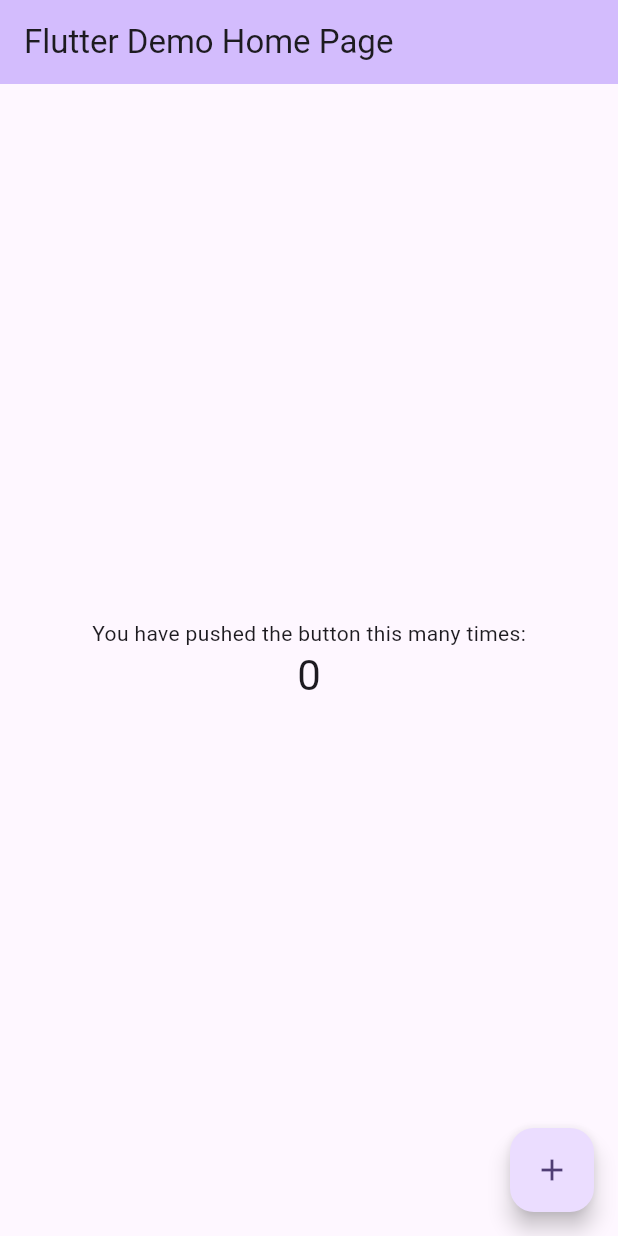
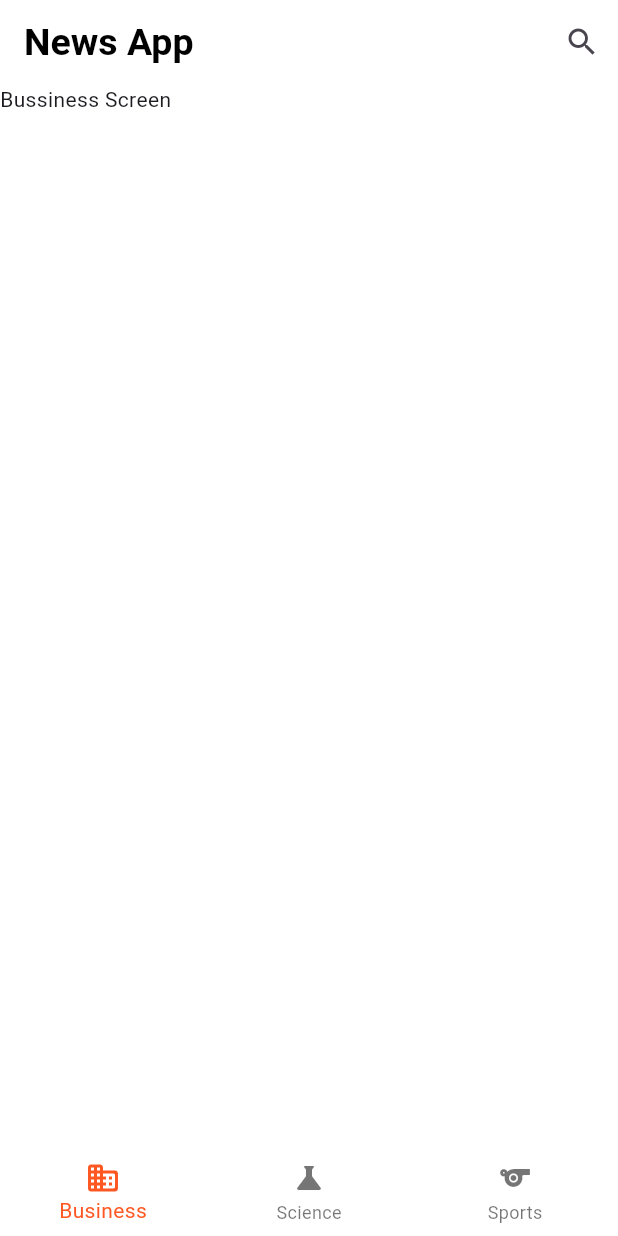
Before and after one commit to ahmed3ab3al/news_app, a Flutter app: the screen it shows after launch, on a phone screen of 412 x 824 dp. Run offline on Flutter 3.47's test engine with Material 3 defaults, Android fonts, the phone set to English and light mode, and no system bars; our stand-ins replace flutter_bloc.

Commit message:
bottom nav with cubit

```diff
--- /dev/null
+++ b/lib/cubit/news_cubit.dart
@@ -0,0 +1,28 @@
+import 'package:flutter/material.dart';
+import 'package:flutter_bloc/flutter_bloc.dart';
+import 'package:news_app/cubit/news_states.dart';
+import 'package:news_app/modules/business/business_screen.dart';
+import 'package:news_app/modules/science/science_screen.dart';
+import 'package:news_app/modules/sports/sports_screen.dart';
+
+class NewsCubit extends Cubit<NewsStates> {
+  NewsCubit() : super(NewsInitialStates());
+
+  static NewsCubit get(BuildContext context) => BlocProvider.of(context);
+
+  int currentIndex = 0;
+  List<Widget> screens = [BusinessScreen(), ScienceScreen(), SportsScreen()];
+  List<BottomNavigationBarItem> bottomNavItem = [
+    BottomNavigationBarItem(
+      icon: Icon(Icons.business_rounded),
+      label: 'Business',
+    ),
+    BottomNavigationBarItem(icon: Icon(Icons.science), label: 'Science'),
+    BottomNavigationBarItem(icon: Icon(Icons.sports), label: 'Sports'),
+  ];
+
+  void changeBottomNav(int index) {
+    currentIndex = index;
+    emit(ChangeBottomNavState());
+  }
+}
--- /dev/null
+++ b/lib/cubit/news_states.dart
@@ -0,0 +1,5 @@
+abstract class NewsStates {}
+
+class NewsInitialStates extends NewsStates {}
+
+class ChangeBottomNavState extends NewsStates {}
--- /dev/null
+++ b/lib/layout/news_layout.dart
@@ -0,0 +1,34 @@
+import 'package:flutter/material.dart';
+import 'package:flutter_bloc/flutter_bloc.dart';
+import 'package:news_app/cubit/news_cubit.dart';
+import 'package:news_app/cubit/news_states.dart';
+
+class NewsLayout extends StatelessWidget {
+  const NewsLayout({super.key});
+
+  @override
+  Widget build(BuildContext context) {
+    return BlocProvider(
+      create: (BuildContext context) => NewsCubit(),
+      child: BlocConsumer<NewsCubit, NewsStates>(
+        listener: (context, state) {},
+        builder: (context, state) {
+          return Scaffold(
+            appBar: AppBar(
+              title: Text('News App'),
+              actions: [IconButton(onPressed: () {}, icon: Icon(Icons.search))],
+            ),
+            bottomNavigationBar: BottomNavigationBar(
+              items: NewsCubit.get(context).bottomNavItem,
+              currentIndex: NewsCubit.get(context).currentIndex,
+              onTap: (index) => NewsCubit.get(context).changeBottomNav(index),
+            ),
+            body: NewsCubit.get(
+              context,
+            ).screens[NewsCubit.get(context).currentIndex],
+          );
+        },
+      ),
+    );
+  }
+}
--- a/lib/main.dart
+++ b/lib/main.dart
@@ -1,4 +1,6 @@
 import 'package:flutter/material.dart';
+import 'package:flutter/services.dart';
+import 'package:news_app/layout/news_layout.dart';
 
 void main() {
   runApp(const MyApp());
@@ -7,116 +9,97 @@ void main() {
 class MyApp extends StatelessWidget {
   const MyApp({super.key});
 
-  // This widget is the root of your application.
   @override
   Widget build(BuildContext context) {
     return MaterialApp(
-      title: 'Flutter Demo',
+      debugShowCheckedModeBanner: false,
       theme: ThemeData(
-        // This is the theme of your application.
-        //
-        // TRY THIS: Try running your application with "flutter run". You'll see
-        // the application has a purple toolbar. Then, without quitting the app,
-        // try changing the seedColor in the colorScheme below to Colors.green
-        // and then invoke "hot reload" (save your changes or press the "hot
-        // reload" button in a Flutter-supported IDE, or press "r" if you used
-        // the command line to start the app).
-        //
-        // Notice that the counter didn't reset back to zero; the application
-        // state is not lost during the reload. To reset the state, use hot
-        // restart instead.
-        //
-        // This works for code too, not just values: Most code changes can be
-        // tested with just a hot reload.
-        colorScheme: .fromSeed(seedColor: Colors.deepPurple),
+        scaffoldBackgroundColor: Colors.white,
+        appBarTheme: AppBarThemeData(
+          titleTextStyle: TextStyle(
+            fontSize: 25,
+            fontWeight: FontWeight.bold,
+            color: Colors.black,
+          ),
+          backgroundColor: Colors.white,
+          systemOverlayStyle: SystemUiOverlayStyle(
+            statusBarColor: Colors.white,
+          ),
+        ),
+        bottomNavigationBarTheme: BottomNavigationBarThemeData(
+          backgroundColor: Colors.white,
+          type: BottomNavigationBarType.fixed,
+          elevation: 0,
+          selectedItemColor: Colors.deepOrange,
+        ),
       ),
-      home: const MyHomePage(title: 'Flutter Demo Home Page'),
+      home: NewsLayout(),
     );
   }
 }
 
-class MyHomePage extends StatefulWidget {
-  const MyHomePage({super.key, required this.title});
 
-  // This widget is the home page of your application. It is stateful, meaning
-  // that it has a State object (defined below) that contains fields that affect
-  // how it looks.
 
-  // This class is the configuration for the state. It holds the values (in this
-  // case the title) provided by the parent (in this case the App widget) and
-  // used by the build method of the State. Fields in a Widget subclass are
-  // always marked "final".
 
-  final String title;
 
-  @override
-  State<MyHomePage> createState() => _MyHomePageState();
+
+
+
+
+
+
+
+
+
+
+
+
+
+
+
+
+
+
+
+
+
+
+
+
+
+
+
+
+
+
+
+
+/*
+
+
+class EndPoints {
+  static const String baseUrl = 'https://newsapi.org/';
+  static const String topHeadlines = 'v2/top-headlines';
+  static const String search = 'v2/everything';
+ /*
+ * static const String apiKey = '3c88955c487e4d9db668f011dd85e737';*/
+static const String apiKey = 'a68f68c6ba484697a189d0ff16567d67';
 }
 
-class _MyHomePageState extends State<MyHomePage> {
-  int _counter = 0;
+class ApiKeys {
+  static const String message = 'message';
+  static const String status = 'statusCode';
+  static const String errMessage = 'error';
+  static const String countryKey = 'country';
+  static const String categoryKey = 'category';
+  static const String apiKey = 'apiKey';
+  static const String business = 'business';
+  static const String sports = 'sports';
+  static const String science = 'science';
+  static const String settings = 'settings';
+  static const String searchKey ='q';
+  static const String language = 'language';
+}
 
-  void _incrementCounter() {
-    setState(() {
-      // This call to setState tells the Flutter framework that something has
-      // changed in this State, which causes it to rerun the build method below
-      // so that the display can reflect the updated values. If we changed
-      // _counter without calling setState(), then the build method would not be
-      // called again, and so nothing would appear to happen.
-      _counter++;
-    });
-  }
 
-  @override
-  Widget build(BuildContext context) {
-    // This method is rerun every time setState is called, for instance as done
-    // by the _incrementCounter method above.
-    //
-    // The Flutter framework has been optimized to make rerunning build methods
-    // fast, so that you can just rebuild anything that needs updating rather
-    // than having to individually change instances of widgets.
-    return Scaffold(
-      appBar: AppBar(
-        // TRY THIS: Try changing the color here to a specific color (to
-        // Colors.amber, perhaps?) and trigger a hot reload to see the AppBar
-        // change color while the other colors stay the same.
-        backgroundColor: Theme.of(context).colorScheme.inversePrimary,
-        // Here we take the value from the MyHomePage object that was created by
-        // the App.build method, and use it to set our appbar title.
-        title: Text(widget.title),
-      ),
-      body: Center(
-        // Center is a layout widget. It takes a single child and positions it
-        // in the middle of the parent.
-        child: Column(
-          // Column is also a layout widget. It takes a list of children and
-          // arranges them vertically. By default, it sizes itself to fit its
-          // children horizontally, and tries to be as tall as its parent.
-          //
-          // Column has various properties to control how it sizes itself and
-          // how it positions its children. Here we use mainAxisAlignment to
-          // center the children vertically; the main axis here is the vertical
-          // axis because Columns are vertical (the cross axis would be
-          // horizontal).
-          //
-          // TRY THIS: Invoke "debug painting" (choose the "Toggle Debug Paint"
-          // action in the IDE, or press "p" in the console), to see the
-          // wireframe for each widget.
-          mainAxisAlignment: .center,
-          children: [
-            const Text('You have pushed the button this many times:'),
-            Text(
-              '$_counter',
-              style: Theme.of(context).textTheme.headlineMedium,
-            ),
-          ],
-        ),
-      ),
-      floatingActionButton: FloatingActionButton(
-        onPressed: _incrementCounter,
-        tooltip: 'Increment',
-        child: const Icon(Icons.add),
-      ),
-    );
-  }
-}
+*/
--- /dev/null
+++ b/lib/modules/business/business_screen.dart
@@ -0,0 +1,10 @@
+import 'package:flutter/material.dart';
+
+class BusinessScreen extends StatelessWidget {
+  const BusinessScreen({super.key});
+
+  @override
+  Widget build(BuildContext context) {
+    return Text('Bussiness Screen');
+  }
+}
```
Also changed, not shown: lib/modules/science/science_screen.dart (added, +10 -0 lines), lib/modules/sports/sports_screen.dart (added, +10 -0 lines), pubspec.yaml (+4 -16 lines), pubspec.lock.
